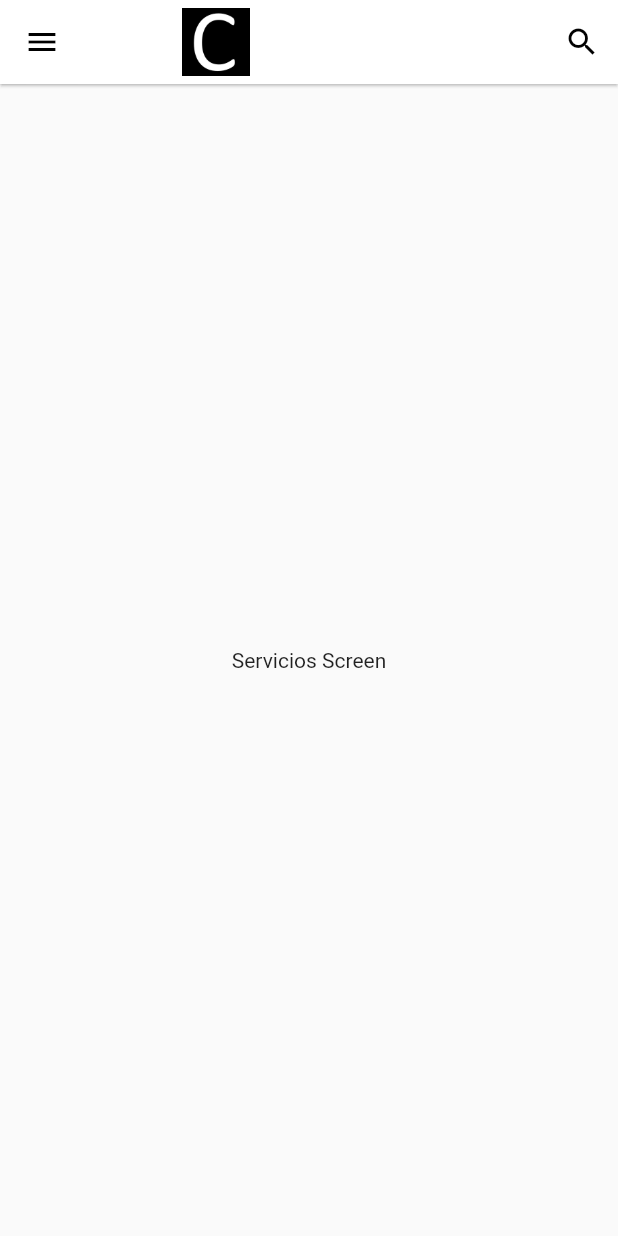
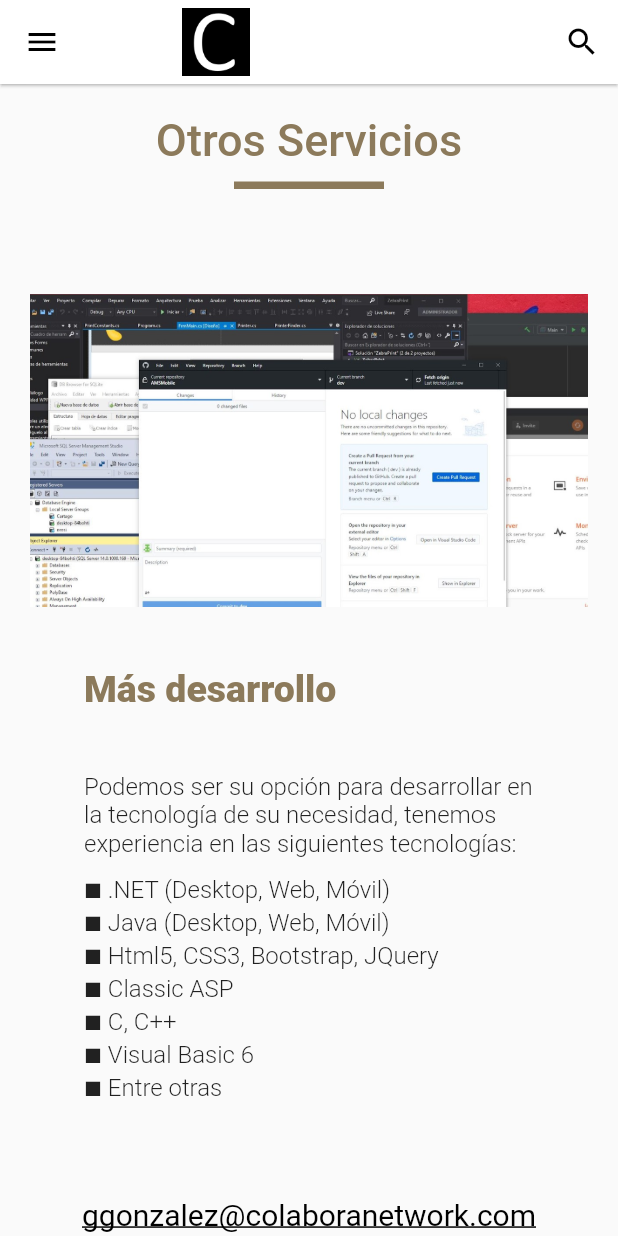
Before and after one commit to PereiraCC/Proyecto1Flutter, a Flutter app: the ServiciosScreen screen opened by its route, on a phone screen of 412 x 824 dp. Run offline on Flutter 3.47's test engine with Material 2 defaults, Android fonts, the light colour scheme and no system bars.

Commit message:
Pantalla de otros servicios implementado

```diff
--- a/lib/src/screen/servicios_screen.dart
+++ b/lib/src/screen/servicios_screen.dart
@@ -9,8 +9,49 @@ class ServiciosScreen extends StatelessWidget {
     return Scaffold(
       appBar: AppBarCustom(),
       drawer: DrawerCustom(),
-      body: Center(
-        child: Text('Servicios Screen'),
+      body: SafeArea(
+        child: SingleChildScrollView(
+          physics: BouncingScrollPhysics(),
+          child: Container(
+            child: Column(
+              children: [
+
+                TitleCustom(texto: 'Otros Servicios'),
+
+                ImageCustom(urlImage: 'assets/servicios/servicio1.jpg'),
+
+                SubtitleCustom(
+                  size: 25,
+                  texto: 'Más desarrollo',
+                  center: false,
+                ),
+
+                ParrafoCustom(
+                  texto : 'Podemos ser su opción para desarrollar en la tecnología de su necesidad, tenemos experiencia en las siguientes tecnologías:',
+                ),
+
+                SizedBox(height: 10),
+
+                ParrafoCustom(
+                  texto : '■ .NET (Desktop, Web, Móvil) ' + '\n' +
+                          '■ Java (Desktop, Web, Móvil)' + '\n' +
+                          '■ Html5, CSS3, Bootstrap, JQuery' + '\n' +
+                          '■ Classic ASP' + '\n' +
+                          '■ C, C++' + '\n' +
+                          '■ Visual Basic 6' + '\n' +
+                          '■ Entre otras',
+                ),
+
+                SizedBox(height: 50),
+
+                FooterCustom(),
+
+                SizedBox(height: 30),
+
+              ],
+            ),
+          ),
+        ),
      ),
    );
   }
--- a/pubspec.yaml
+++ b/pubspec.yaml
@@ -52,6 +52,7 @@ flutter:
     - assets/android/
     - assets/flutter/
     - assets/web/
+    - assets/servicios/
 
   # An image asset can refer to one or more resolution-specific "variants", see
   # https://flutter.dev/assets-and-images/#resolution-aware.
```
Also changed, not shown: assets/servicios/servicio1.jpg (added).
